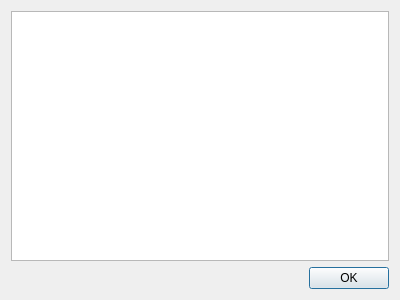
The window that drop_analysis/About.ui (mvgorcum/Sessile.drop.analysis) describes before a commit, drawn with Qt 5.
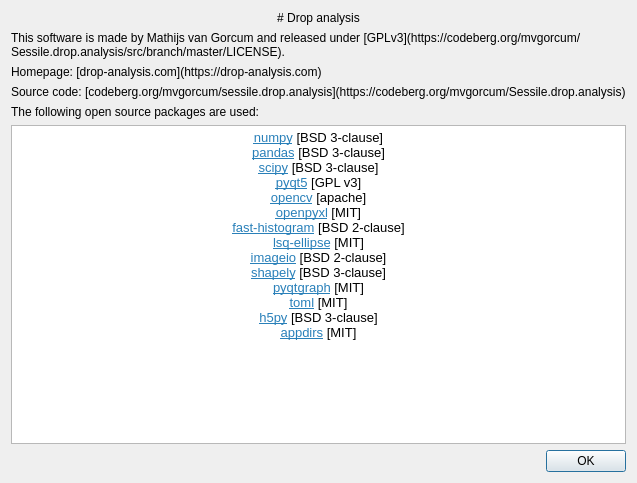
The same window after the commit.

Commit message: add help and about dialogs

Patch:
```diff
--- a/drop_analysis/About.ui
+++ b/drop_analysis/About.ui
@@ -7,7 +7,7 @@
     <x>0</x>
     <y>0</y>
     <width>400</width>
-    <height>300</height>
+    <height>483</height>
    </rect>
   </property>
   <property name="windowTitle">
@@ -15,7 +15,84 @@
   </property>
   <layout class="QVBoxLayout" name="verticalLayout">
    <item>
-    <widget class="QTextBrowser" name="AboutTextBrowser"/>
+    <widget class="QLabel" name="label_3">
+     <property name="text">
+      <string># Drop analysis</string>
+     </property>
+     <property name="textFormat">
+      <enum>Qt::MarkdownText</enum>
+     </property>
+     <property name="alignment">
+      <set>Qt::AlignCenter</set>
+     </property>
+     <property name="margin">
+      <number>0</number>
+     </property>
+    </widget>
+   </item>
+   <item>
+    <widget class="QLabel" name="label_2">
+     <property name="text">
+      <string>This software is made by Mathijs van Gorcum and released under [GPLv3](https://codeberg.org/mvgorcum/Sessile.drop.analysis/src/branch/master/LICENSE).</string>
+     </property>
+     <property name="textFormat">
+      <enum>Qt::MarkdownText</enum>
+     </property>
+     <property name="wordWrap">
+      <bool>true</bool>
+     </property>
+    </widget>
+   </item>
+   <item>
+    <widget class="QLabel" name="label_4">
+     <property name="text">
+      <string>Homepage: [drop-analysis.com](https://drop-analysis.com)</string>
+     </property>
+     <property name="textFormat">
+      <enum>Qt::MarkdownText</enum>
+     </property>
+    </widget>
+   </item>
+   <item>
+    <widget class="QLabel" name="label_5">
+     <property name="text">
+      <string>Source code: [codeberg.org/mvgorcum/sessile.drop.analysis](https://codeberg.org/mvgorcum/Sessile.drop.analysis)</string>
+     </property>
+     <property name="textFormat">
+      <enum>Qt::MarkdownText</enum>
+     </property>
+    </widget>
+   </item>
+   <item>
+    <widget class="QLabel" name="label">
+     <property name="text">
+      <string>The following open source packages are used:</string>
+     </property>
+    </widget>
+   </item>
+   <item>
+    <widget class="QTextBrowser" name="AboutTextBrowser">
+     <property name="html">
+      <string>&lt;!DOCTYPE HTML PUBLIC &quot;-//W3C//DTD HTML 4.0//EN&quot; &quot;http://www.w3.org/TR/REC-html40/strict.dtd&quot;&gt;
+&lt;html&gt;&lt;head&gt;&lt;meta name=&quot;qrichtext&quot; content=&quot;1&quot; /&gt;&lt;style type=&quot;text/css&quot;&gt;
+p, li { white-space: pre-wrap; }
+&lt;/style&gt;&lt;/head&gt;&lt;body style=&quot; font-family:'Noto Sans'; font-size:10pt; font-weight:400; font-style:normal;&quot;&gt;
+&lt;p align=&quot;center&quot; style=&quot; margin-top:0px; margin-bottom:0px; margin-left:0px; margin-right:0px; -qt-block-indent:0; text-indent:0px;&quot;&gt;&lt;a href=&quot;https://numpy.org/&quot;&gt;&lt;span style=&quot; text-decoration: underline; color:#2980b9;&quot;&gt;numpy&lt;/span&gt;&lt;/a&gt; [BSD 3-clause]&lt;/p&gt;
+&lt;p align=&quot;center&quot; style=&quot; margin-top:0px; margin-bottom:0px; margin-left:0px; margin-right:0px; -qt-block-indent:0; text-indent:0px;&quot;&gt;&lt;a href=&quot;https://pandas.pydata.org/&quot;&gt;&lt;span style=&quot; text-decoration: underline; color:#2980b9;&quot;&gt;pandas&lt;/span&gt;&lt;/a&gt; [BSD 3-clause]&lt;/p&gt;
+&lt;p align=&quot;center&quot; style=&quot; margin-top:0px; margin-bottom:0px; margin-left:0px; margin-right:0px; -qt-block-indent:0; text-indent:0px;&quot;&gt;&lt;a href=&quot;https://scipy.org/&quot;&gt;&lt;span style=&quot; text-decoration: underline; color:#2980b9;&quot;&gt;scipy&lt;/span&gt;&lt;/a&gt; [BSD 3-clause]&lt;/p&gt;
+&lt;p align=&quot;center&quot; style=&quot; margin-top:0px; margin-bottom:0px; margin-left:0px; margin-right:0px; -qt-block-indent:0; text-indent:0px;&quot;&gt;&lt;a href=&quot;https://www.riverbankcomputing.com/software/pyqt/&quot;&gt;&lt;span style=&quot; text-decoration: underline; color:#2980b9;&quot;&gt;pyqt5&lt;/span&gt;&lt;/a&gt; [GPL v3]&lt;/p&gt;
+&lt;p align=&quot;center&quot; style=&quot; margin-top:0px; margin-bottom:0px; margin-left:0px; margin-right:0px; -qt-block-indent:0; text-indent:0px;&quot;&gt;&lt;a href=&quot;https://opencv.org/&quot;&gt;&lt;span style=&quot; text-decoration: underline; color:#2980b9;&quot;&gt;opencv&lt;/span&gt;&lt;/a&gt; [apache]&lt;/p&gt;
+&lt;p align=&quot;center&quot; style=&quot; margin-top:0px; margin-bottom:0px; margin-left:0px; margin-right:0px; -qt-block-indent:0; text-indent:0px;&quot;&gt;&lt;a href=&quot;https://openpyxl.readthedocs.io/&quot;&gt;&lt;span style=&quot; text-decoration: underline; color:#2980b9;&quot;&gt;openpyxl&lt;/span&gt;&lt;/a&gt; [MIT]&lt;/p&gt;
+&lt;p align=&quot;center&quot; style=&quot; margin-top:0px; margin-bottom:0px; margin-left:0px; margin-right:0px; -qt-block-indent:0; text-indent:0px;&quot;&gt;&lt;a href=&quot;https://github.com/astrofrog/fast-histogram&quot;&gt;&lt;span style=&quot; text-decoration: underline; color:#2980b9;&quot;&gt;fast-histogram&lt;/span&gt;&lt;/a&gt; [BSD 2-clause]&lt;/p&gt;
+&lt;p align=&quot;center&quot; style=&quot; margin-top:0px; margin-bottom:0px; margin-left:0px; margin-right:0px; -qt-block-indent:0; text-indent:0px;&quot;&gt;&lt;a href=&quot;https://github.com/bdhammel/least-squares-ellipse-fitting&quot;&gt;&lt;span style=&quot; text-decoration: underline; color:#2980b9;&quot;&gt;lsq-ellipse&lt;/span&gt;&lt;/a&gt; [MIT]&lt;/p&gt;
+&lt;p align=&quot;center&quot; style=&quot; margin-top:0px; margin-bottom:0px; margin-left:0px; margin-right:0px; -qt-block-indent:0; text-indent:0px;&quot;&gt;&lt;a href=&quot;https://github.com/imageio/imageio&quot;&gt;&lt;span style=&quot; text-decoration: underline; color:#2980b9;&quot;&gt;imageio&lt;/span&gt;&lt;/a&gt; [BSD 2-clause]&lt;/p&gt;
+&lt;p align=&quot;center&quot; style=&quot; margin-top:0px; margin-bottom:0px; margin-left:0px; margin-right:0px; -qt-block-indent:0; text-indent:0px;&quot;&gt;&lt;a href=&quot;https://shapely.readthedocs.io/en/stable/manual.html&quot;&gt;&lt;span style=&quot; text-decoration: underline; color:#2980b9;&quot;&gt;shapely&lt;/span&gt;&lt;/a&gt; [BSD 3-clause]&lt;/p&gt;
+&lt;p align=&quot;center&quot; style=&quot; margin-top:0px; margin-bottom:0px; margin-left:0px; margin-right:0px; -qt-block-indent:0; text-indent:0px;&quot;&gt;&lt;a href=&quot;https://www.pyqtgraph.org/&quot;&gt;&lt;span style=&quot; text-decoration: underline; color:#2980b9;&quot;&gt;pyqtgraph&lt;/span&gt;&lt;/a&gt; [MIT]&lt;/p&gt;
+&lt;p align=&quot;center&quot; style=&quot; margin-top:0px; margin-bottom:0px; margin-left:0px; margin-right:0px; -qt-block-indent:0; text-indent:0px;&quot;&gt;&lt;a href=&quot;https://github.com/uiri/toml&quot;&gt;&lt;span style=&quot; text-decoration: underline; color:#2980b9;&quot;&gt;toml&lt;/span&gt;&lt;/a&gt; [MIT]&lt;/p&gt;
+&lt;p align=&quot;center&quot; style=&quot; margin-top:0px; margin-bottom:0px; margin-left:0px; margin-right:0px; -qt-block-indent:0; text-indent:0px;&quot;&gt;&lt;a href=&quot;https://www.h5py.org/&quot;&gt;&lt;span style=&quot; text-decoration: underline; color:#2980b9;&quot;&gt;h5py&lt;/span&gt;&lt;/a&gt; [BSD 3-clause]&lt;/p&gt;
+&lt;p align=&quot;center&quot; style=&quot; margin-top:0px; margin-bottom:0px; margin-left:0px; margin-right:0px; -qt-block-indent:0; text-indent:0px;&quot;&gt;&lt;a href=&quot;https://github.com/ActiveState/appdirs&quot;&gt;&lt;span style=&quot; text-decoration: underline; color:#2980b9;&quot;&gt;appdirs&lt;/span&gt;&lt;/a&gt; [MIT]&lt;/p&gt;&lt;/body&gt;&lt;/html&gt;</string>
+     </property>
+    </widget>
    </item>
    <item>
     <widget class="QDialogButtonBox" name="buttonBox">
```
Left out of the diff: 2 changed lines with no effect on the pictures. The commit also changes 4 other files.
